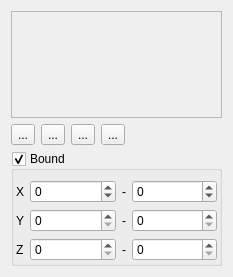
First picture: the form in src/gui/layereditor.ui, repository Lynx3d/VoxelGem, before the edit.
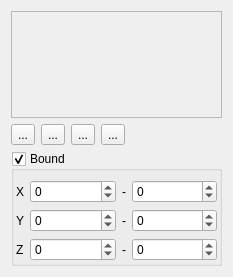
Second picture: the form after the edit. Icons and pictures are not drawn.

```diff
--- a/src/gui/layereditor.ui
+++ b/src/gui/layereditor.ui
@@ -101,7 +101,14 @@
        <number>2</number>
       </property>
       <item row="2" column="1">
-       <widget class="QSpinBox" name="sb_min_z"/>
+       <widget class="QSpinBox" name="sb_min_z">
+        <property name="minimum">
+         <number>-999999</number>
+        </property>
+        <property name="maximum">
+         <number>999999</number>
+        </property>
+       </widget>
       </item>
       <item row="0" column="1">
        <widget class="QSpinBox" name="sb_min_x">
@@ -120,7 +127,14 @@
        </widget>
       </item>
       <item row="1" column="1">
-       <widget class="QSpinBox" name="sb_min_y"/>
+       <widget class="QSpinBox" name="sb_min_y">
+        <property name="minimum">
+         <number>-999999</number>
+        </property>
+        <property name="maximum">
+         <number>999999</number>
+        </property>
+       </widget>
       </item>
       <item row="2" column="0">
        <widget class="QLabel" name="label_3">
@@ -187,10 +201,24 @@
        </widget>
       </item>
       <item row="1" column="3">
-       <widget class="QSpinBox" name="sb_max_y"/>
+       <widget class="QSpinBox" name="sb_max_y">
+        <property name="minimum">
+         <number>-999999</number>
+        </property>
+        <property name="maximum">
+         <number>999999</number>
+        </property>
+       </widget>
       </item>
       <item row="2" column="3">
-       <widget class="QSpinBox" name="sb_max_z"/>
+       <widget class="QSpinBox" name="sb_max_z">
+        <property name="minimum">
+         <number>-999999</number>
+        </property>
+        <property name="maximum">
+         <number>999999</number>
+        </property>
+       </widget>
       </item>
      </layout>
     </widget>
```
